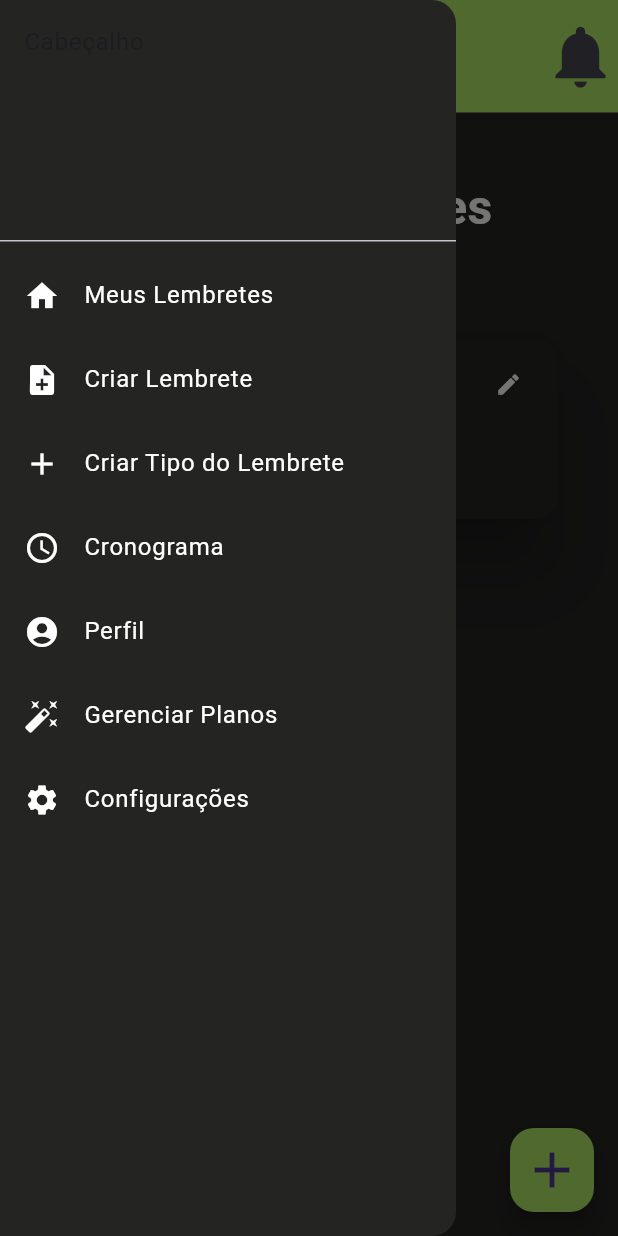
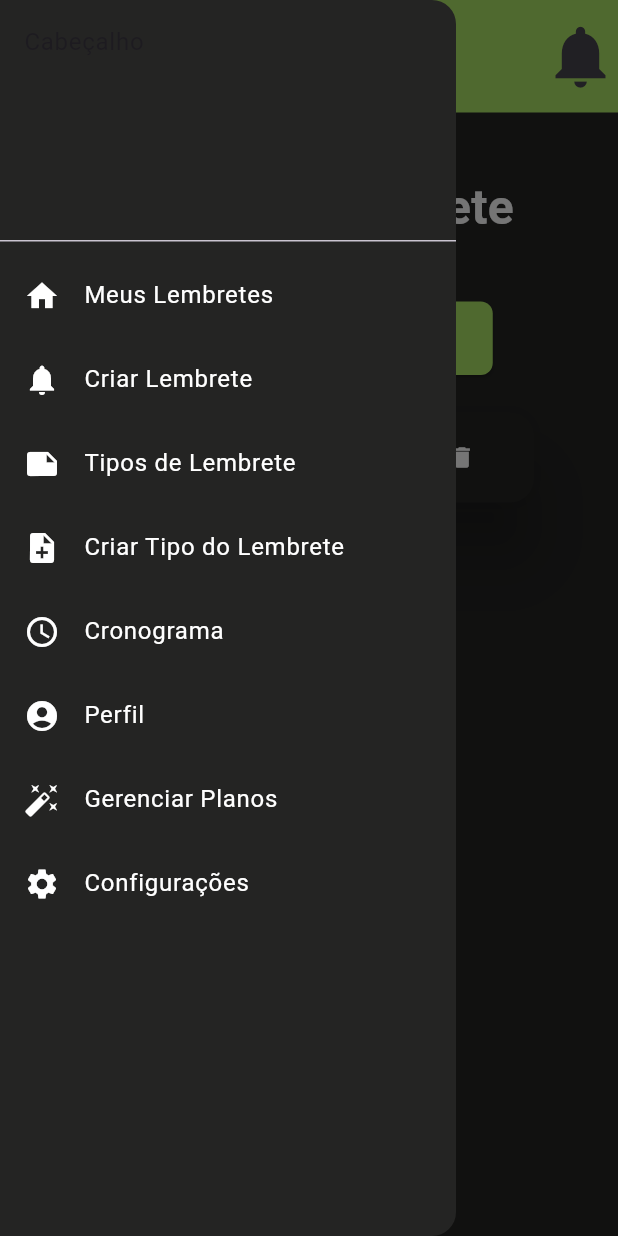
Before and after one commit to LuisFernandoPBPereira/EZReminder, a Flutter app: the screen it shows after launch, with the side drawer open, on a phone screen of 412 x 824 dp. Run offline on Flutter 3.47's test engine with Material 3 defaults, Android fonts, the phone set to English and light mode, and no system bars; our stand-ins replace flutter_colorpicker.

Commit message:
feat: Criando tela de Tipos de Lembrete e um app layout

```diff
--- /dev/null
+++ b/lib/components/app_layout.dart
@@ -0,0 +1,50 @@
+import 'package:ez_reminder/components/sidebar.dart';
+import 'package:ez_reminder/global/ezreminder_colors.dart';
+import 'package:flutter/material.dart';
+
+class AppLayout extends StatelessWidget {
+  final Widget content;
+  final Widget? customFloatingActionButton;
+  final FloatingActionButtonLocation? customFloatingActionButtonLocation;
+
+  const AppLayout(
+      {super.key,
+      required this.content,
+      this.customFloatingActionButton,
+      this.customFloatingActionButtonLocation});
+
+  @override
+  Widget build(BuildContext context) {
+    return SafeArea(
+      child: Scaffold(
+        backgroundColor: Color(EzreminderColors.backgroundPreto),
+        appBar: AppBar(
+          toolbarHeight: 75,
+          backgroundColor: Color(EzreminderColors.primaryVerde),
+          leading: Builder(builder: (context) {
+            return IconButton(
+              icon: const Icon(
+                Icons.menu,
+                size: 50,
+              ),
+              onPressed: () {
+                Scaffold.of(context).openDrawer();
+              },
+            );
+          }),
+          actions: const [
+            Icon(
+              Icons.notifications,
+              size: 50,
+            )
+          ],
+          automaticallyImplyLeading: false,
+        ),
+        body: content,
+        drawer: Sidebar(),
+        floatingActionButton: customFloatingActionButton,
+        floatingActionButtonLocation: customFloatingActionButtonLocation,
+      ),
+    );
+  }
+}
--- /dev/null
+++ b/lib/components/card_tipo_de_lembrete.dart
@@ -0,0 +1,55 @@
+import 'package:ez_reminder/global/ezreminder_colors.dart';
+import 'package:flutter/material.dart';
+
+class CardTipoDeLembrete extends StatelessWidget {
+  final String titulo;
+
+  const CardTipoDeLembrete({super.key, required this.titulo});
+
+  @override
+  Widget build(BuildContext context) {
+    return Container(
+      margin: const EdgeInsets.fromLTRB(40, 25, 40, 25),
+      child: SizedBox(
+        width: 300,
+        height: 60,
+        child: ElevatedButton(
+            style: ElevatedButton.styleFrom(
+                backgroundColor: Color(EzreminderColors.backgroundPreto),
+                elevation: 20,
+                shape: const RoundedRectangleBorder(
+                    borderRadius: BorderRadius.all(Radius.circular(16)))),
+            onPressed: () {},
+            child: Column(
+              crossAxisAlignment: CrossAxisAlignment.start,
+              mainAxisAlignment: MainAxisAlignment.spaceAround,
+              children: [
+                Row(
+                  mainAxisAlignment: MainAxisAlignment.spaceBetween,
+                  children: [
+                    Text(
+                      titulo,
+                      style: TextStyle(color: Color(EzreminderColors.branco)),
+                    ),
+                    IconButton(
+                      icon: Icon(
+                        Icons.edit,
+                        color: Color(EzreminderColors.branco),
+                      ),
+                      onPressed: () {},
+                    ),
+                    IconButton(
+                      icon: Icon(
+                        Icons.delete,
+                        color: Color(EzreminderColors.branco),
+                      ),
+                      onPressed: () {},
+                    ),
+                  ],
+                ),
+              ],
+            )),
+      ),
+    );
+  }
+}
--- a/lib/components/custom_button.dart
+++ b/lib/components/custom_button.dart
@@ -21,6 +21,7 @@ class CustomButton extends StatelessWidget {
       child: Text(
         label,
         style: TextStyle(color: Color(EzreminderColors.backgroundPreto)),
+        textAlign: TextAlign.center,
       ),
     );
   }
--- a/lib/components/sidebar.dart
+++ b/lib/components/sidebar.dart
@@ -1,6 +1,7 @@
 import 'package:ez_reminder/global/ezreminder_colors.dart';
 import 'package:ez_reminder/screens/criar_lembrete.dart';
 import 'package:ez_reminder/screens/home.dart';
+import 'package:ez_reminder/screens/tipos_de_lembrete.dart';
 import 'package:flutter/material.dart';
 
 class Sidebar extends StatelessWidget {
@@ -29,8 +30,8 @@ class Sidebar extends StatelessWidget {
             },
           ),
           ListTile(
-            leading:
-                Icon(Icons.note_add, color: Color(EzreminderColors.branco)),
+            leading: Icon(Icons.notifications,
+                color: Color(EzreminderColors.branco)),
             title: Text(
               "Criar Lembrete",
               style: TextStyle(color: Color(EzreminderColors.branco)),
@@ -43,7 +44,21 @@ class Sidebar extends StatelessWidget {
             },
           ),
           ListTile(
-            leading: Icon(Icons.add, color: Color(EzreminderColors.branco)),
+            leading: Icon(Icons.note, color: Color(EzreminderColors.branco)),
+            title: Text(
+              "Tipos de Lembrete",
+              style: TextStyle(color: Color(EzreminderColors.branco)),
+            ),
+            onTap: () {
+              Navigator.push(
+                context,
+                MaterialPageRoute(builder: (context) => TiposDeLembrete()),
+              );
+            },
+          ),
+          ListTile(
+            leading:
+                Icon(Icons.note_add, color: Color(EzreminderColors.branco)),
             title: Text(
               "Criar Tipo do Lembrete",
               style: TextStyle(color: Color(EzreminderColors.branco)),
--- a/lib/main.dart
+++ b/lib/main.dart
@@ -1,8 +1,10 @@
+import 'package:ez_reminder/screens/criar_lembrete.dart';
 import 'package:ez_reminder/screens/email_redefinicao_de_senha.dart';
 import 'package:ez_reminder/screens/home.dart';
 import 'package:ez_reminder/screens/login.dart';
 import 'package:ez_reminder/screens/nova_senha.dart';
 import 'package:ez_reminder/screens/redefinicao_de_senha.dart';
+import 'package:ez_reminder/screens/tipos_de_lembrete.dart';
 import 'package:flutter/material.dart';
 
 void main() {
@@ -16,8 +18,16 @@ class EzReminder extends StatelessWidget {
   Widget build(BuildContext context) {
     // return MaterialApp(
     //     debugShowCheckedModeBanner: false, title: "EZReminder", home: Login());
+    // return MaterialApp(
+    // debugShowCheckedModeBanner: false, title: "EZReminder", home: Home());
+    // return MaterialApp(
+    //     debugShowCheckedModeBanner: false,
+    //     title: "EZReminder",
+    //     home: CriarLembrete());
     return MaterialApp(
-        debugShowCheckedModeBanner: false, title: "EZReminder", home: Home());
+        debugShowCheckedModeBanner: false,
+        title: "EZReminder",
+        home: TiposDeLembrete());
     // return MaterialApp(title: "EZReminder", home: EmailRedefinicaoDeSenha());
     // return MaterialApp(title: "EZReminder", home: NovaSenha());
   }
--- /dev/null
+++ b/lib/screens/tipos_de_lembrete.dart
@@ -0,0 +1,25 @@
+import 'package:ez_reminder/components/app_layout.dart';
+import 'package:ez_reminder/components/card_tipo_de_lembrete.dart';
+import 'package:ez_reminder/components/custom_button.dart';
+import 'package:ez_reminder/components/titulo.dart';
+import 'package:flutter/material.dart';
+
+class TiposDeLembrete extends StatelessWidget {
+  @override
+  Widget build(BuildContext context) {
+    return AppLayout(
+      content: SingleChildScrollView(
+        child: Center(
+          child: Column(
+            children: [
+              const Titulo(texto: "Tipos de Lembrete"),
+              CustomButton(
+                  label: "Adicionar Tipo de Lembrete", onPressed: () => {}),
+              const CardTipoDeLembrete(titulo: "Tipo de Lembrete 1")
+            ],
+          ),
+        ),
+      ),
+    );
+  }
+}
```
